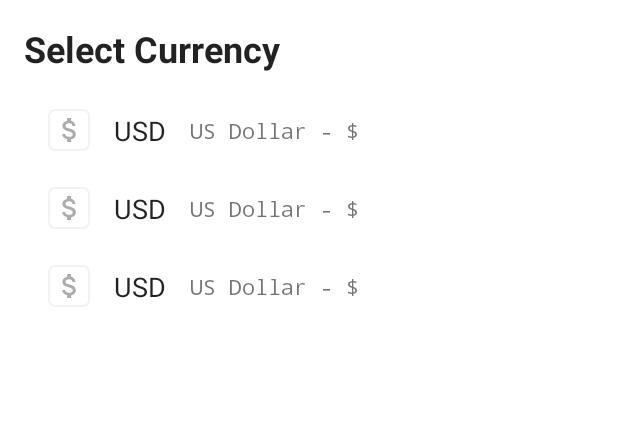
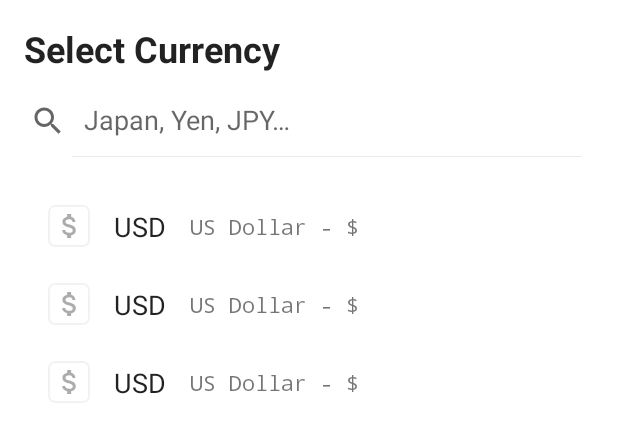
Before and after one commit to izadiegizabal/exploratu, an Android app: the layout fragment_currencies_list_dialog.xml on its own in the app's theme, with its tools: preview values and no code run, on a phone screen of 412 x 824 dp. Shown: the top 442 px of the screen. Run offline under Robolectric (Android 15) with nearby library versions, the phone set to English and light mode, and no system bars.

Commit message:
First search attempt

```diff
--- a/app/src/main/AndroidManifest.xml
+++ b/app/src/main/AndroidManifest.xml
@@ -5,6 +5,7 @@
     <uses-feature android:name="android.hardware.camera" />
 
     <uses-permission android:name="android.permission.CAMERA" />
+    <uses-permission android:name="android.permission.INTERNET" />
 
     <application
             android:allowBackup="true"
--- a/app/src/main/res/layout/fragment_currencies_list_dialog.xml
+++ b/app/src/main/res/layout/fragment_currencies_list_dialog.xml
@@ -1,13 +1,16 @@
 <?xml version="1.0" encoding="utf-8"?>
 <androidx.coordinatorlayout.widget.CoordinatorLayout xmlns:android="http://schemas.android.com/apk/res/android"
+        xmlns:app="http://schemas.android.com/apk/res-auto"
         xmlns:tools="http://schemas.android.com/tools"
+        android:id="@+id/cl_bs_currency_selector"
         android:layout_width="match_parent"
         android:layout_height="match_parent"
+        app:layout_behavior="@string/bottom_sheet_behavior"
         android:background="@drawable/bg_rounded_dialog">
 
     <LinearLayout
             android:layout_width="match_parent"
-            android:layout_height="wrap_content"
+            android:layout_height="match_parent"
             android:orientation="vertical">
 
         <TextView
@@ -19,10 +22,21 @@
                 android:text="@string/select_currency"
                 android:textSize="24sp" />
 
-        <androidx.recyclerview.widget.RecyclerView
-                android:id="@+id/list"
+        <androidx.appcompat.widget.SearchView
+                android:id="@+id/sv_currencies"
                 android:layout_width="match_parent"
                 android:layout_height="wrap_content"
+                app:queryHint="@string/currency_query_hint"
+                android:paddingEnd="16dp"
+                android:paddingStart="0dp"
+                android:layout_marginBottom="16dp"
+                app:iconifiedByDefault="false"/>
+
+        <androidx.recyclerview.widget.RecyclerView
+                android:id="@+id/rv_currency_list"
+                android:layout_width="match_parent"
+                android:layout_height="match_parent"
+                android:minHeight="5000dp"
                 android:clipToPadding="false"
                 android:paddingTop="@dimen/list_item_spacing_half"
                 android:paddingBottom="@dimen/list_item_spacing_half"
--- a/app/src/main/res/values/strings.xml
+++ b/app/src/main/res/values/strings.xml
@@ -16,6 +16,7 @@
 
     <!-- Select Currency -->
     <string name="select_currency">Select Currency</string>
+    <string name="currency_query_hint">Japan, Yen, JPY…</string>
 
     <!-- cosos prueba ocr-->
     <string name="ok">OK</string>
```
Also changed, not shown: app/src/main/java/xyz/izadi/exploratu/MainActivity.kt (+12 -10 lines), app/src/main/java/xyz/izadi/exploratu/currencies/CurrenciesListDialogFragment.kt (+99 -17 lines).
